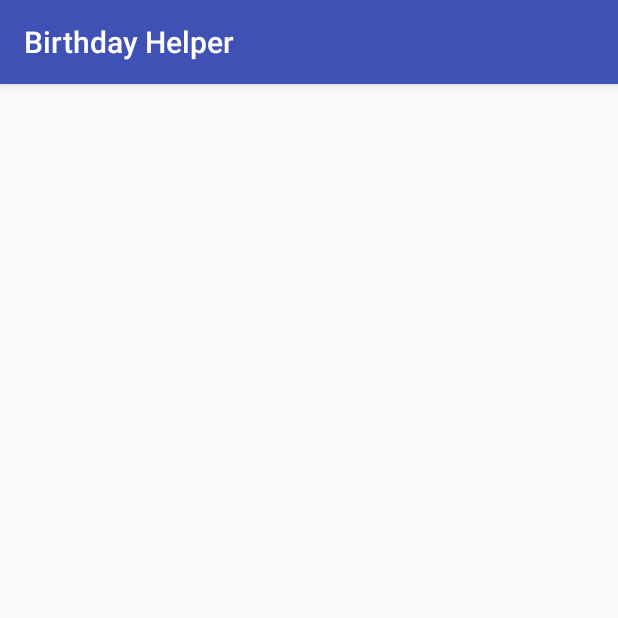
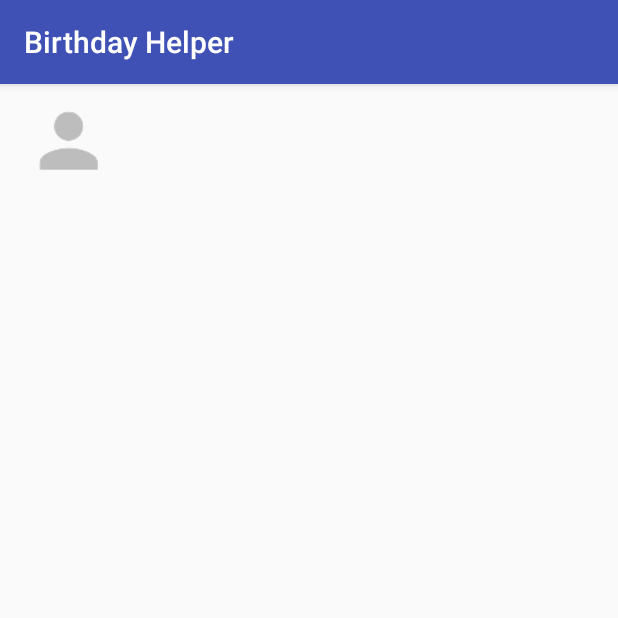
Before and after one commit to MEreno98/BirthdayHelper, an Android app: the ContactView screen opened directly, with no data from a screen before it, on a phone screen of 412 x 824 dp, the top half of it. Run offline under Robolectric (Android 15) with nearby library versions, the phone set to English and light mode, and no system bars; 1 statement that could not run was skipped.

Commit message:
Pasar contacto

```diff
--- a/app/src/main/java/com/a8fdi12/birthdayhelper/ContactView.java
+++ b/app/src/main/java/com/a8fdi12/birthdayhelper/ContactView.java
@@ -1,7 +1,10 @@
 package com.a8fdi12.birthdayhelper;
 
+import android.app.ActionBar;
+import android.content.Intent;
 import android.support.v7.app.AppCompatActivity;
 import android.os.Bundle;
+import android.widget.ImageView;
 
 public class ContactView extends AppCompatActivity {
 
@@ -9,5 +12,17 @@ public class ContactView extends AppCompatActivity {
     protected void onCreate(Bundle savedInstanceState) {
         super.onCreate(savedInstanceState);
         setContentView(R.layout.activity_contact_view);
+
+        Intent intent = getIntent();
+        Birthday oBirthday = (Birthday) intent.getParcelableExtra("birthday");
+
+        //Imagen
+        ImageView ivItem = (ImageView) findViewById(R.id.iv_avatar);
+
+        if (oBirthday.getPhoto() != null){
+            ivItem.setImageURI(oBirthday.getPhoto());
+        }else{
+            ivItem.setImageResource(R.mipmap.ic_default_contact_img);
+        }
     }
 }
--- a/app/src/main/res/layout/activity_contact_view.xml
+++ b/app/src/main/res/layout/activity_contact_view.xml
@@ -3,6 +3,15 @@
     xmlns:tools="http://schemas.android.com/tools"
     android:layout_width="match_parent"
     android:layout_height="match_parent"
-    tools:context="com.a8fdi12.birthdayhelper.ContactView">
+    tools:context="com.a8fdi12.birthdayhelper.ContactView"
+    android:paddingBottom="8dp"
+    android:paddingTop="8dp"
+    android:paddingLeft="16dp"
+    android:paddingRight="16dp">
 
+    <ImageView
+        android:id="@+id/iv_avatar"
+        android:layout_width="60dp"
+        android:layout_height="60dp"
+        />
 </RelativeLayout>
```
Also changed, not shown: app/src/main/java/com/a8fdi12/birthdayhelper/Birthday.java (+58 -1 lines), app/src/main/java/com/a8fdi12/birthdayhelper/MainActivity.java (+6 -1 lines).
